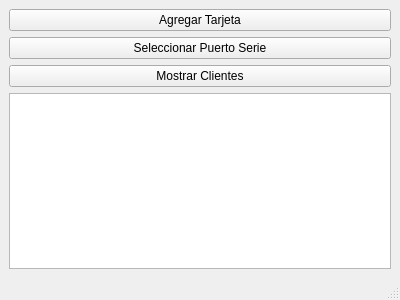
This is mainwindow.ui in ffpp2003/SAPEIClient as Qt 5 draws it before an edit. The edited form follows.
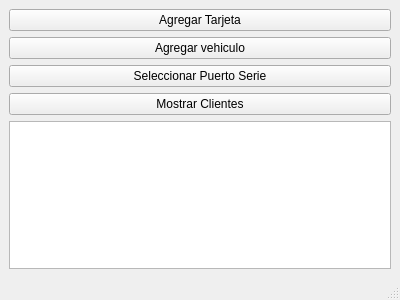
This is the edited form.

What changed in the file:
```diff
--- a/mainwindow.ui
+++ b/mainwindow.ui
@@ -22,6 +22,13 @@
       </property>
      </widget>
     </item>
+    <item>
+     <widget class="QPushButton" name="addVehicleButton">
+      <property name="text">
+       <string>Agregar vehiculo</string>
+      </property>
+     </widget>
+    </item>
     <item>
      <widget class="QPushButton" name="selectSerialPortButton">
       <property name="text">
```
